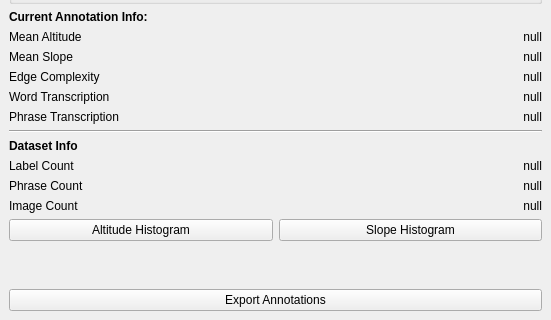
First picture: the form in MaptextAnnotator_dockwidget_base.ui, repository danielseisenbacher/MapTextAnnotator, before the edit; both pictures show x 0 to 551 and y 394 to 714 of the 551 by 714 pixel window.
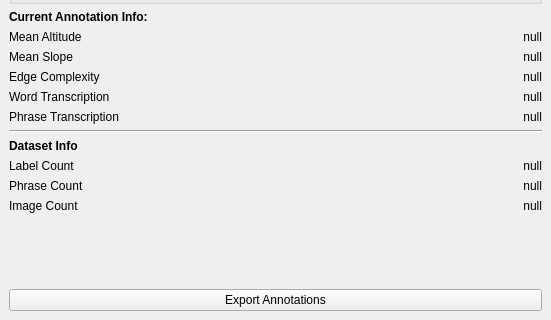
Second picture: the form after the edit. Custom widgets are drawn as their Qt base class.

Patch:
```diff
--- a/MaptextAnnotator_dockwidget_base.ui
+++ b/MaptextAnnotator_dockwidget_base.ui
@@ -318,13 +318,6 @@
           </property>
          </widget>
         </item>
-        <item>
-         <widget class="QPushButton" name="altitudeHistogram">
-          <property name="text">
-           <string>Altitude Histogram</string>
-          </property>
-         </widget>
-        </item>
        </layout>
       </item>
       <item>
@@ -359,13 +352,6 @@
           </property>
          </widget>
         </item>
-        <item>
-         <widget class="QPushButton" name="slopeHistogram">
-          <property name="text">
-           <string>Slope Histogram</string>
-          </property>
-         </widget>
-        </item>
        </layout>
       </item>
      </layout>
```
Left out of the diff: 2 changed lines with no effect on the pictures.
